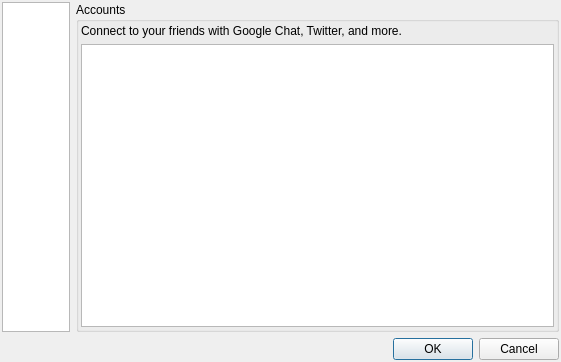
The window that src/stackedsettingsdialog.ui (tomahawk-player/tomahawk) describes before a commit, drawn with Qt 5.
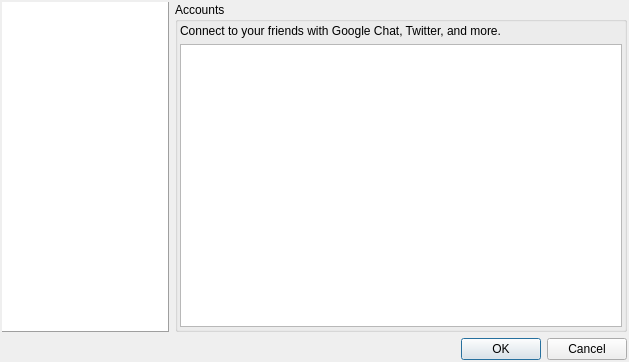
The same window after the commit. Icons and pictures are not drawn.

Diff of the .ui file:
```diff
--- a/src/stackedsettingsdialog.ui
+++ b/src/stackedsettingsdialog.ui
@@ -6,7 +6,7 @@
    <rect>
     <x>0</x>
     <y>0</y>
-    <width>561</width>
+    <width>629</width>
     <height>362</height>
    </rect>
   </property>
@@ -23,21 +23,39 @@
       <widget class="QListWidget" name="listWidget">
        <property name="maximumSize">
         <size>
-         <width>68</width>
+         <width>16777215</width>
          <height>16777215</height>
         </size>
        </property>
+       <property name="focusPolicy">
+        <enum>Qt::NoFocus</enum>
+       </property>
+       <property name="frameShape">
+        <enum>QFrame::Panel</enum>
+       </property>
+       <property name="frameShadow">
+        <enum>QFrame::Raised</enum>
+       </property>
+       <property name="verticalScrollBarPolicy">
+        <enum>Qt::ScrollBarAlwaysOff</enum>
+       </property>
+       <property name="horizontalScrollBarPolicy">
+        <enum>Qt::ScrollBarAlwaysOff</enum>
+       </property>
+       <property name="autoScroll">
+        <bool>true</bool>
+       </property>
        <property name="iconSize">
         <size>
-         <width>64</width>
-         <height>64</height>
+         <width>48</width>
+         <height>48</height>
         </size>
        </property>
        <property name="movement">
         <enum>QListView::Static</enum>
        </property>
        <property name="spacing">
-        <number>4</number>
+        <number>1</number>
        </property>
        <property name="viewMode">
         <enum>QListView::IconMode</enum>
```
Left out of the diff: 13 changed lines with no effect on the pictures.
